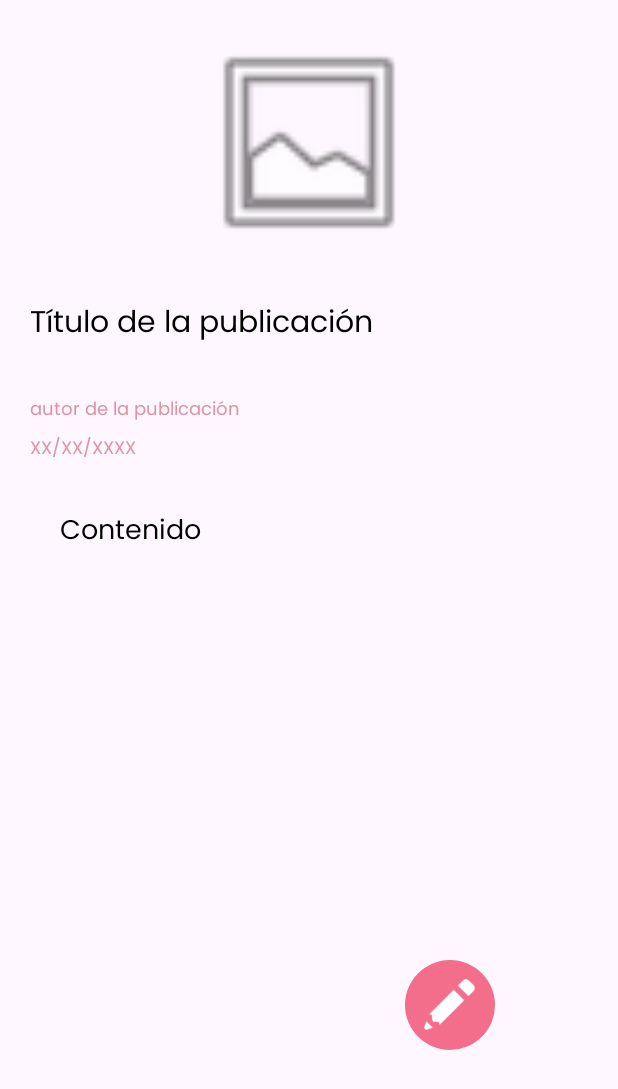
After one commit to fairyofshampoo/CycleCare, an Android app: the ViewContentByMedic screen opened directly, with no data from a screen before it, on a phone screen of 412 x 824 dp. The commit adds this screen. Shown: the top 1089 px of the screen. Run offline under Robolectric (Android 15) with nearby library versions, the phone set to English and light mode, and no system bars; our stand-ins replace data binding.

Commit message:
Terminé todas mis pantallas

```diff
--- /dev/null
+++ b/CycleCare/app/src/main/java/com/ikariscraft/cyclecare/activities/ViewContentByMedic.java
@@ -0,0 +1,16 @@
+package com.ikariscraft.cyclecare.activities;
+
+import androidx.appcompat.app.AppCompatActivity;
+
+import android.os.Bundle;
+
+import com.ikariscraft.cyclecare.R;
+
+public class ViewContentByMedic extends AppCompatActivity {
+
+    @Override
+    protected void onCreate(Bundle savedInstanceState) {
+        super.onCreate(savedInstanceState);
+        setContentView(R.layout.activity_view_content_by_medic);
+    }
+}
--- /dev/null
+++ b/CycleCare/app/src/main/res/layout/activity_view_content_by_medic.xml
@@ -0,0 +1,88 @@
+<?xml version="1.0" encoding="utf-8"?>
+<layout xmlns:android="http://schemas.android.com/apk/res/android"
+    xmlns:app="http://schemas.android.com/apk/res-auto"
+    xmlns:tools="http://schemas.android.com/tools">
+
+    <data>
+
+    </data>
+
+            <LinearLayout
+                android:layout_width="match_parent"
+                android:layout_height="wrap_content"
+                android:orientation="vertical"
+                android:layout_margin="20dp">
+
+                <ScrollView
+                    android:layout_width="match_parent"
+                    android:layout_height="580dp"
+                    android:layout_marginBottom="40dp"
+                    android:orientation="vertical">
+
+                <LinearLayout
+                    android:layout_width="match_parent"
+                    android:layout_height="wrap_content"
+                    android:orientation="vertical">
+
+
+                <ImageView
+                    android:id="@+id/imageView"
+                    android:layout_width="match_parent"
+                    android:layout_height="150dp"
+                    android:src="@android:drawable/ic_menu_gallery" />
+
+                <TextView
+                    android:layout_width="wrap_content"
+                    android:layout_height="wrap_content"
+                    android:layout_marginTop="30dp"
+                    android:text="@string/post_tittle_label"
+                    android:textAlignment="center"
+                    android:textColor="@color/black"
+                    android:textSize="20sp" />
+
+
+                <TextView
+                    android:layout_width="wrap_content"
+                    android:layout_height="wrap_content"
+                    android:layout_marginTop="30dp"
+                    android:text="@string/author_content_label"
+                    android:textColor="@color/soft_pink94"
+                    android:textSize="12sp" />
+
+
+                <TextView
+                    android:layout_width="wrap_content"
+                    android:layout_height="wrap_content"
+                    android:layout_marginTop="5dp"
+                    android:text="@string/publish_date_label"
+                    android:textColor="@color/soft_pink94"
+                    android:textSize="12sp" />
+
+                <TextView
+                    android:layout_width="wrap_content"
+                    android:layout_height="wrap_content"
+                    android:layout_marginStart="20sp"
+                    android:layout_marginTop="30dp"
+                    android:text="@string/content_label"
+                    android:textColor="@color/black"
+                    android:textSize="18sp" />
+                </LinearLayout>
+                </ScrollView>
+
+                <LinearLayout
+                    android:layout_width="60dp"
+                    android:layout_height="60dp"
+                    android:gravity="center"
+                    android:background="@drawable/button_rounded_background"
+                    android:layout_marginStart="250dp">
+                    <ImageButton
+                        android:layout_width="42dp"
+                        android:layout_height="42dp"
+                        android:src="@drawable/edit_white_icon"
+                        android:scaleType = "fitCenter"
+                        android:background="@color/main_pink"/>
+                </LinearLayout>
+
+            </LinearLayout>
+
+</layout>
--- a/CycleCare/app/src/main/res/layout/fragment_view_sleep_chart.xml
+++ b/CycleCare/app/src/main/res/layout/fragment_view_sleep_chart.xml
@@ -42,13 +42,14 @@
                 android:layout_width="wrap_content"
                 android:layout_height="wrap_content"
                 android:textAllCaps="true"
-                android:layout_marginStart="110sp"
+                android:layout_gravity="center"
                 android:text="@string/sleep_hours_label"/>
 
             <com.github.mikephil.charting.charts.BarChart
                 android:id="@+id/barChart"
                 android:layout_width="350dp"
-                android:layout_height="400dp"/>
+                android:layout_height="400dp"
+                android:layout_marginStart="30dp"/>
 
 
 
--- a/CycleCare/app/src/main/res/values/strings.xml
+++ b/CycleCare/app/src/main/res/values/strings.xml
@@ -66,4 +66,8 @@
     <string name="chart_bar_tittle">Esta semana</string>
     <string name="sleep_hours_prom_label">Promedio de horas de sueño</string>
     <string name="sleep_hours_label">XX Horas</string>
+    <string name="my_content_tittle_label">Contenido publicado por mí</string>
+    <string name="content_tittle_label">¿Sabes las diferencias entre un condón masculino y uno femenino?</string>
+    <string name="author_label">Eduardo Carrera Colorado</string>
+    <string name="date_label">XX/XX/XXXX</string>
 </resources>
```
Also changed, not shown: CycleCare/app/src/main/AndroidManifest.xml (+10 -4 lines), CycleCare/app/src/main/java/com/ikariscraft/cyclecare/activities/InformativeContenteFragment.java (added, +66 -0 lines), CycleCare/app/src/main/java/com/ikariscraft/cyclecare/activities/MyContentActivity.java (added, +16 -0 lines), CycleCare/app/src/main/res/layout/activity_my_content.xml (added, +54 -0 lines), CycleCare/app/src/main/res/layout/eq_list_item.xml (added, +68 -0 lines), CycleCare/app/src/main/res/layout/fragment_informative_contente.xml (added, +30 -0 lines), CycleCare/app/src/main/res/drawable/add_icon.png (added), CycleCare/app/src/main/res/drawable/edit_white_icon.png (added).
